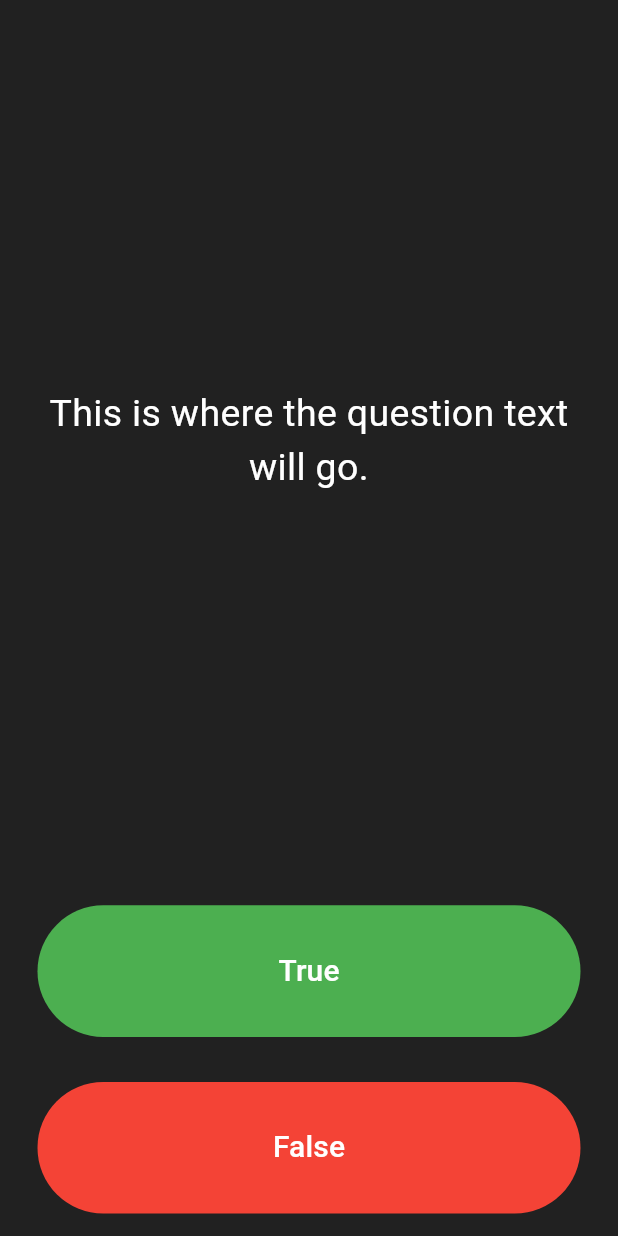
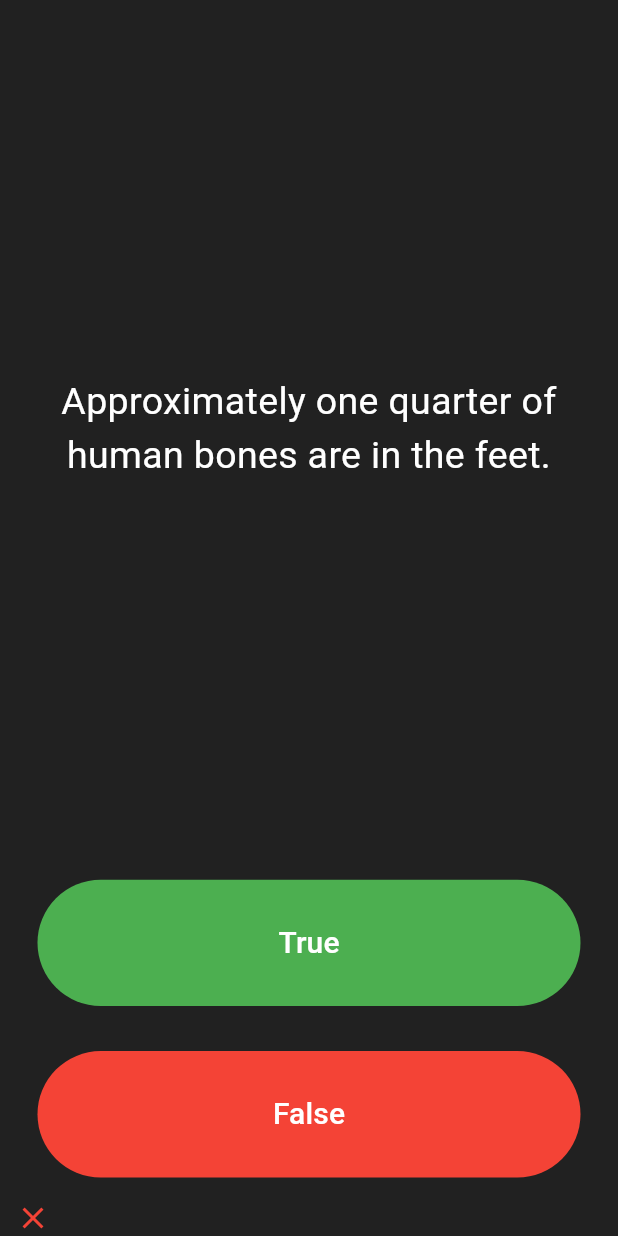
Before and after one commit to carlxxsinenomine/quizzler_app, a Flutter app: the screen it shows after launch, after a tap on "True", on a phone screen of 412 x 824 dp. Run offline on Flutter 3.47's test engine with Material 3 defaults, Android fonts, the phone set to English and light mode, and no system bars.

Commit message:
ADD: Added methods and functionalities

```diff
--- a/lib/main.dart
+++ b/lib/main.dart
@@ -1,5 +1,5 @@
 import 'package:flutter/material.dart';
-
+import 'dart:math';
 void main() => runApp(Quizzler());
 
 class Quizzler extends StatelessWidget {
@@ -25,6 +25,22 @@ class QuizPage extends StatefulWidget {
 }
 
 class _QuizPageState extends State<QuizPage> {
+  List<Icon> scoreKeeper = <Icon>[];
+
+  List<String> questions = <String>[
+    'You can lead a cow down stairs but not up stairs.',
+    'Approximately one quarter of human bones are in the feet.',
+    'A slug\'s blood is green.'
+  ];
+
+  List<bool> answers = <bool>[
+    false,
+    true,
+    true,
+  ];
+
+  int questionIndex = 0;
+
   @override
   Widget build(BuildContext context) {
     return Column(
@@ -37,7 +53,7 @@ class _QuizPageState extends State<QuizPage> {
             padding: EdgeInsets.all(10.0),
             child: Center(
               child: Text(
-                'This is where the question text will go.',
+                questions[questionIndex],
                 textAlign: TextAlign.center,
                 style: TextStyle(
                   fontSize: 25.0,
@@ -64,6 +80,25 @@ class _QuizPageState extends State<QuizPage> {
               ),
               onPressed: () {
                 //The user picked true.
+                setState(() {
+                  if(answers[questionIndex]) {
+                    scoreKeeper.add(
+                        Icon(
+                          Icons.check,
+                          color: Colors.green,
+                        )
+                    );
+                  } else {
+                    scoreKeeper.add(
+                        Icon(
+                          Icons.close,
+                          color: Colors.red,
+                        )
+                    );
+                  }
+
+                });
+                questionIndex = Random().nextInt(questions.length);
               },
             ),
           ),
@@ -84,14 +119,37 @@ class _QuizPageState extends State<QuizPage> {
               ),
               onPressed: () {
                 //The user picked false.
+                setState(() {
+                  if(!answers[questionIndex]) {
+                    scoreKeeper.add(
+                        Icon(
+                          Icons.check,
+                          color: Colors.green,
+                        )
+                    );
+                  } else {
+                    scoreKeeper.add(
+                        Icon(
+                          Icons.close,
+                          color: Colors.red,
+                        )
+                    );
+                  }
+                });
+                questionIndex = Random().nextInt(questions.length);
               },
             ),
           ),
         ),
         //TODO: Add a Row here as your score keeper
+        Row(
+          children: scoreKeeper,
+        ),
       ],
     );
   }
+
+
 }
 
 /*
```
